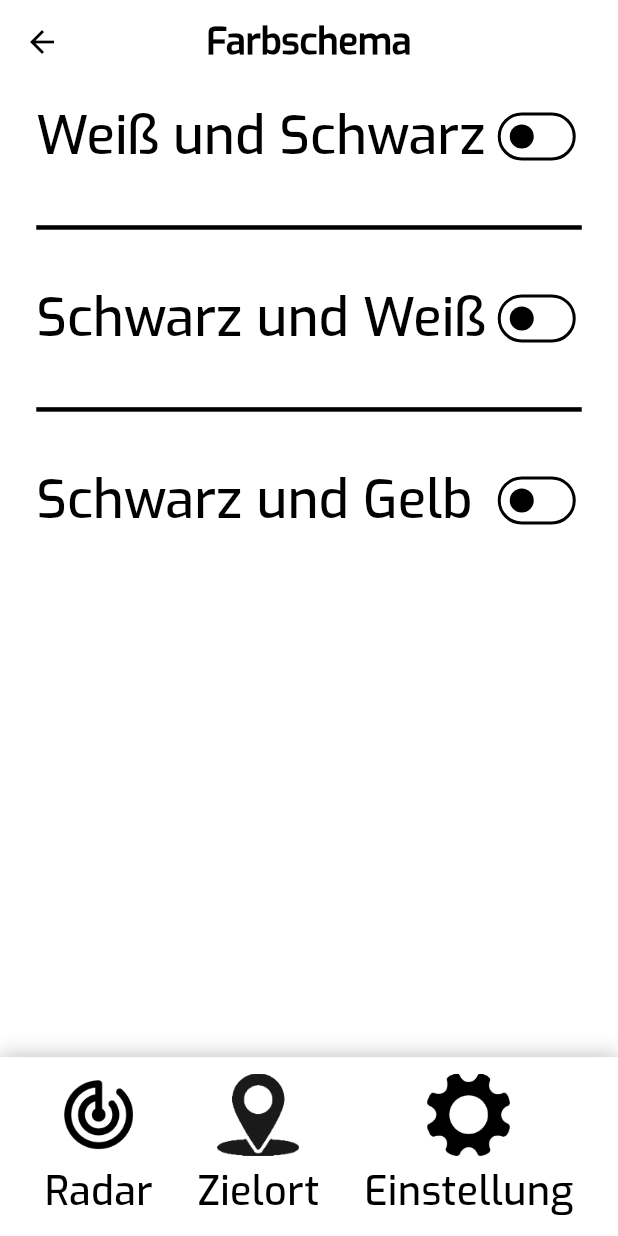
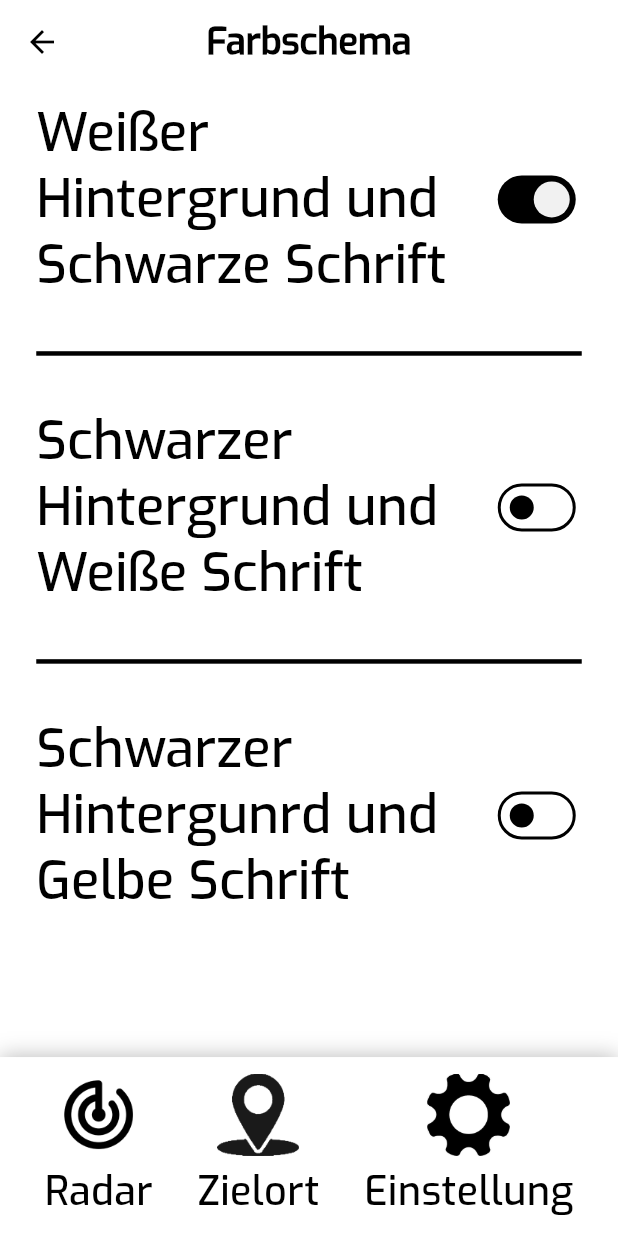
Before and after one commit to kokirill/Masterarbeit-App, a Flutter app: the FarbschemaScreen screen opened by its route, on a phone screen of 412 x 824 dp. Run offline on Flutter 3.47's test engine with Material 3 defaults, Android fonts, the light colour scheme and no system bars; our stand-ins replace cached_network_image, flutter_svg; missing offline and left inert: dart:ffi.

Commit message:
some fixes

```diff
--- a/mobi_app_seheingeschraenkte_bus/lib/screens/farbschema_screen.dart
+++ b/mobi_app_seheingeschraenkte_bus/lib/screens/farbschema_screen.dart
@@ -16,7 +16,7 @@ class FarbschemaScreen extends StatefulWidget {
 }
 
 class _FarbschemaScreenState extends State<FarbschemaScreen> {
-  bool isSelectedSwitchWB = false;
+  bool isSelectedSwitchWB = true;
 
   bool isSelctedSwitchBW = false;
 
@@ -57,7 +57,7 @@ class _FarbschemaScreenState extends State<FarbschemaScreen> {
       child: Column(
         children: [
           CustomSwitch(
-            label: "Weiß und Schwarz",
+            label: "Weißer Hintergrund und Schwarze Schrift",
             value: isSelectedSwitchWB,
             onChanged: (value) {
               setState(() {
@@ -69,7 +69,7 @@ class _FarbschemaScreenState extends State<FarbschemaScreen> {
           Divider(),
           SizedBox(height: 32.h),
           CustomSwitch(
-            label: "Schwarz und Weiß",
+            label: "Schwarzer Hintergrund und Weiße Schrift",
             value: isSelctedSwitchBW,
             onChanged: (value) {
               setState(() {
@@ -81,7 +81,7 @@ class _FarbschemaScreenState extends State<FarbschemaScreen> {
           Divider(),
           SizedBox(height: 32.h),
           CustomSwitch(
-            label: "Schwarz und Gelb",
+            label: "Schwarzer Hintergunrd und Gelbe Schrift",
             value: isSelctedSwitchBY,
             onChanged: (value) {
               setState(() {
--- a/mobi_app_seheingeschraenkte_bus/lib/screens/radar_screen.dart
+++ b/mobi_app_seheingeschraenkte_bus/lib/screens/radar_screen.dart
@@ -33,7 +33,7 @@ class RadarScreen extends StatelessWidget {
                       {'line': '281', 'destination': 'Hamburg Lattenkamp'},
                     ],
                     time: "5 Minuten - 10:02",
-                    onTap: () => onTap281HamburgULattenkamp(context),
+                    onTap: () => Void,
                   ),
                   const CustomDivider(),
                   BusDepartureSection(
@@ -49,7 +49,7 @@ class RadarScreen extends StatelessWidget {
                       {'line': '281 S', 'destination': 'Krupunder'},
                     ],
                     time: "12 Minuten - 10:09",
-                    onTap: () => Void,
+                    onTap: () => onTap281S(context),
                   ),
                 ],
               ),
@@ -137,7 +137,7 @@ class RadarScreen extends StatelessWidget {
     );
   }
 
-  onTap281HamburgULattenkamp(BuildContext context) {
+  onTap281S(BuildContext context) {
     Navigator.pushNamed(context, AppRoutes.busAusgewaehltScreen);
   }
 }
--- a/mobi_app_seheingeschraenkte_bus/lib/screens/sprachansagen_screen.dart
+++ b/mobi_app_seheingeschraenkte_bus/lib/screens/sprachansagen_screen.dart
@@ -14,7 +14,7 @@ class SprachansagenScreen extends StatefulWidget {
 }
 
 class _SprachansagenScreenState extends State<SprachansagenScreen> {
-  bool isSelectedVorlesen = false;
+  bool isSelectedVorlesen = true;
   bool isSelectedAnkommenderBus = false;
 
   List<String> dropdownItemList = [
@@ -32,7 +32,7 @@ class _SprachansagenScreenState extends State<SprachansagenScreen> {
       child: Scaffold(
         resizeToAvoidBottomInset: false,
         appBar: const CustomAppBar(
-          titleText: 'Spracheinstellungen',
+          titleText: 'Sprachansagen',
         ),
         body: SizedBox(
           width: double.maxFinite,
@@ -61,7 +61,7 @@ class _SprachansagenScreenState extends State<SprachansagenScreen> {
       child: Column(
         children: [
           CustomSwitch(
-            label: "Vorlese Funktion",
+            label: "Talkback für App",
             value: isSelectedVorlesen,
             onChanged: (value) {
               setState(() {
--- a/mobi_app_seheingeschraenkte_bus/lib/widgets/custom_navigation_bar.dart
+++ b/mobi_app_seheingeschraenkte_bus/lib/widgets/custom_navigation_bar.dart
@@ -8,7 +8,7 @@ class CustomNavigationBar extends StatelessWidget {
   const CustomNavigationBar({
     Key? key,
     this.onZielortPressed,
-    this.onEinstellungPressed, // Function to handle Zielort button press
+    this.onEinstellungPressed,
   }) : super(key: key);
 
   @override
@@ -37,7 +37,7 @@ class CustomNavigationBar extends StatelessWidget {
             context,
             iconPath: ImageConstant.imgZielOrtKnopf, // Zielort icon
             label: 'Zielort',
-            onPressed: onZielortPressed, // Add the onPressed behavior here
+            onPressed: onZielortPressed,
           ),
           _buildNavButton(
             context,
@@ -55,11 +55,9 @@ class CustomNavigationBar extends StatelessWidget {
       required String label,
       Function()? onPressed}) {
     return GestureDetector(
-      onTap:
-          onPressed ?? () {}, // Use onPressed if provided, otherwise no action
+      onTap: onPressed ?? () {},
       child: Semantics(
-        label:
-            'Untere Navigationsleiste, $label ausgewählt', // Describes lower nav and button selected
+        label: 'Untere Navigationsleiste, $label ausgewählt',
         button: true,
         child: Column(
           mainAxisSize: MainAxisSize.min,
--- a/mobi_app_seheingeschraenkte_bus/lib/widgets/custom_switch.dart
+++ b/mobi_app_seheingeschraenkte_bus/lib/widgets/custom_switch.dart
@@ -14,7 +14,8 @@ class CustomSwitch extends StatelessWidget {
 
   @override
   Widget build(BuildContext context) {
-    return Row(
+    return MergeSemantics(
+      child: Row(
         mainAxisAlignment: MainAxisAlignment.spaceBetween,
         children: [
           Expanded(
@@ -28,6 +29,7 @@ class CustomSwitch extends StatelessWidget {
             onChanged: onChanged,
           ),
         ],
+      ),
     );
   }
 }
```
Also changed, not shown: mobi_app_seheingeschraenkte_bus/lib/screens/vibrations_feedback_screen.dart (+1 -13 lines). Lines whose indentation alone changed are shown as unchanged.
